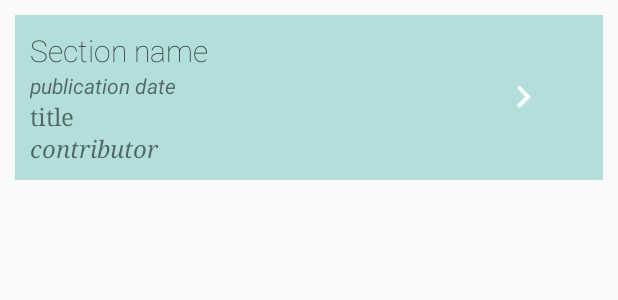
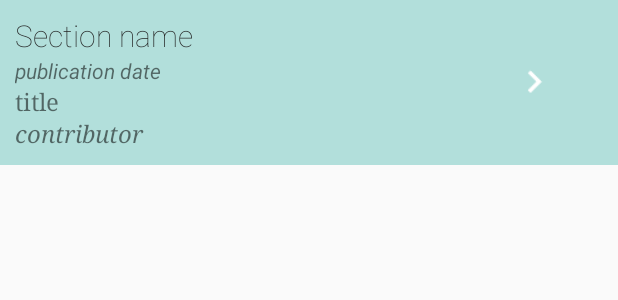
Before and after one commit to nicolacaze/GuardianNewsApp, an Android app: the layout news_layout.xml on its own in the app's theme, with its tools: preview values and no code run, on a phone screen of 412 x 824 dp. Shown: the top 300 px of the screen. Run offline under Robolectric (Android 15) with nearby library versions, the phone set to English and light mode, and no system bars.

Commit message:
Main layout updates

```diff
--- a/app/src/main/java/com/example/android/guardiannewsapp/MainActivity.java
+++ b/app/src/main/java/com/example/android/guardiannewsapp/MainActivity.java
@@ -13,7 +13,6 @@ import android.net.Uri;
 import android.support.v4.widget.SwipeRefreshLayout;
 import android.support.v7.app.AppCompatActivity;
 import android.os.Bundle;
-import android.util.Log;
 import android.view.View;
 import android.widget.AdapterView;
 import android.widget.ListView;
--- a/app/src/main/java/com/example/android/guardiannewsapp/Utils.java
+++ b/app/src/main/java/com/example/android/guardiannewsapp/Utils.java
@@ -111,7 +111,6 @@ public final class Utils {
                 line = bufferedReader.readLine();
             }
         }
-
         return output.toString();
     }
 
--- a/app/src/main/res/layout/activity_main.xml
+++ b/app/src/main/res/layout/activity_main.xml
@@ -19,8 +19,8 @@
             android:layout_width="match_parent"
             android:layout_height="match_parent"
             android:divider="@null"
+            android:dividerHeight="10dp"
             android:orientation="vertical" />
-
     </android.support.v4.widget.SwipeRefreshLayout>
 
     <TextView
--- a/app/src/main/res/layout/news_layout.xml
+++ b/app/src/main/res/layout/news_layout.xml
@@ -3,7 +3,6 @@
     xmlns:tools="http://schemas.android.com/tools"
     android:layout_width="match_parent"
     android:layout_height="wrap_content"
-    android:layout_margin="10dp"
     android:background="@color/colorPrimaryLight"
     android:orientation="horizontal"
     android:padding="10dp">
```
